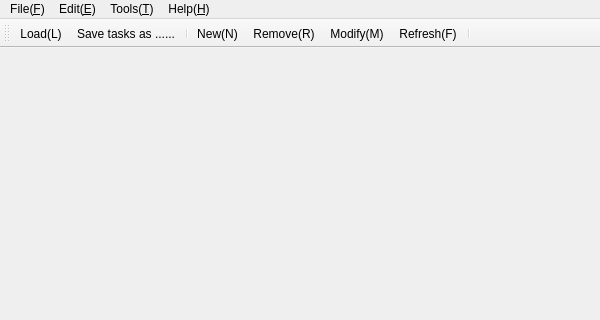
The window that mainwindow.ui (KangLin/Calendar) describes before a commit, drawn with Qt 5; both pictures show x 0 to 600 and y 0 to 320 of the 600 by 480 pixel window.
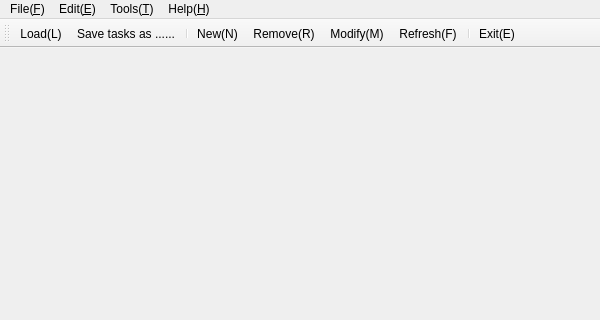
The same window after the commit. Icons and pictures are not drawn.

What changed in the file:
```diff
--- a/mainwindow.ui
+++ b/mainwindow.ui
@@ -82,6 +82,7 @@
    <addaction name="actionModify_M"/>
    <addaction name="actionRefresh_F"/>
    <addaction name="separator"/>
+   <addaction name="actionExit_E"/>
   </widget>
   <action name="actionLoad_L">
    <property name="icon">
```
Left out of the diff: 6 changed lines with no effect on the pictures.
